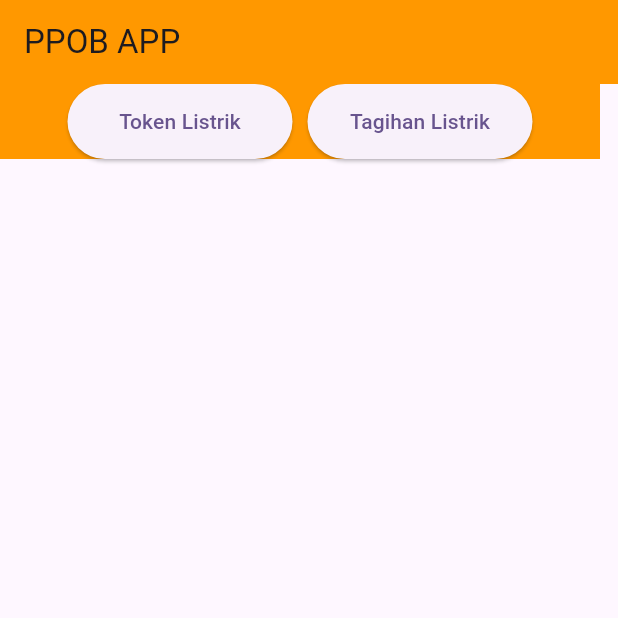
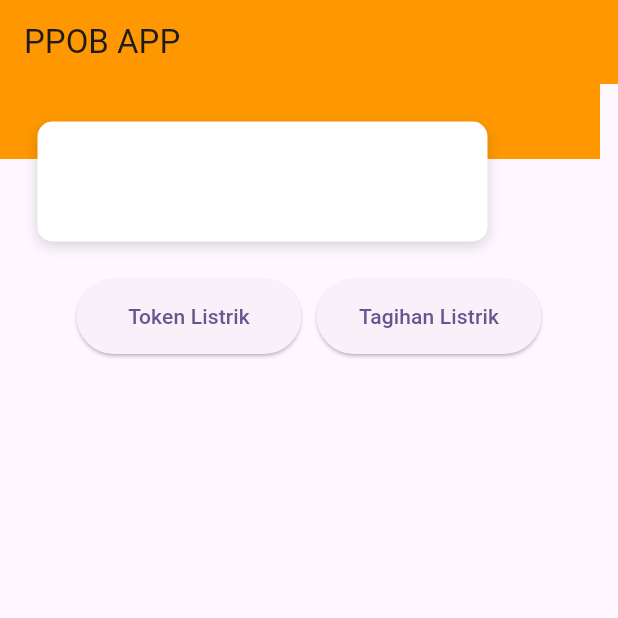
Before and after one commit to ilhamust/ppob_app, a Flutter app: the screen it shows after launch, on a phone screen of 412 x 824 dp, the top half of it. Run offline on Flutter 3.47's test engine with Material 3 defaults, Android fonts, the light colour scheme and no system bars.

Commit message:
pagebayar&home

```diff
--- a/lib/home.dart
+++ b/lib/home.dart
@@ -12,16 +12,37 @@ class Home extends StatelessWidget {
         title: const Text("PPOB APP"),
         backgroundColor: Colors.orange,
       ),
-      body:
+      body: Stack(
+        children: [
           Container(
             height: 50,
             width: 400,
             decoration: const BoxDecoration(
               color: Colors.orange,
-
             ),
-            child:Column(
+          ),
+          Positioned(
+            top: 25,
+            left: 25,
+            child: Container(
+              height: 80,
+              width: 300,
+              decoration: BoxDecoration(
+                color: Colors.white,
+                borderRadius: BorderRadius.circular(10),
+                boxShadow: [
+                  BoxShadow(
+                    color: Colors.black.withOpacity(0.15),
+                    blurRadius: 7,
+                    offset: const Offset(0, 3),
+                  ),
+                ],
+              ),
+            ),
+          ),
+          Column(
             children: [
+              SizedBox(height: 130,),
               Row(
                 mainAxisAlignment: MainAxisAlignment.center,
                 children: [
@@ -33,9 +54,11 @@ class Home extends StatelessWidget {
                         Navigator.push(context,
                           MaterialPageRoute(builder: (context) {
                             return const Cek();
-                        }));
+                          }),
+                        );
                       },
-                      child:const Center(child: Text("Token Listrik"))),
+                      child: const Center(child: Text("Token Listrik")),
+                    ),
                   ),
                   const SizedBox(
                     width: 10,
@@ -48,14 +71,17 @@ class Home extends StatelessWidget {
                         Navigator.push(context,
                           MaterialPageRoute(builder: (context) {
                             return const CekTagihan();
-                        }));
+                          }),
+                        );
                       },
-                      child: const Center(child: Text("Tagihan Listrik"))),
-                )
+                      child: const Center(child: Text("Tagihan Listrik")),
+                    ),
+                  ),
                 ],
               ),
             ],
-      ) ,
+          ),
+        ],
       ),
     );
   }
```
Also changed, not shown: lib/custom_widget/customcard.dart (added, +10 -0 lines), lib/token_listrik/listharga.dart (+35 -7 lines), lib/token_listrik/page_bayar/bayar.dart (added, +31 -0 lines), lib/token_listrik/page_bayar/bayar2.dart (added, +31 -0 lines), lib/token_listrik/page_bayar/bayar3.dart (renamed from lib/token_listrik/bayar.dart, +4 -3 lines), lib/token_listrik/page_bayar/bayar4.dart (added, +31 -0 lines), lib/token_listrik/page_bayar/bayar5.dart (added, +31 -0 lines), lib/token_listrik/page_bayar/bayar6.dart (added, +31 -0 lines). Lines whose indentation alone changed are shown as unchanged.
